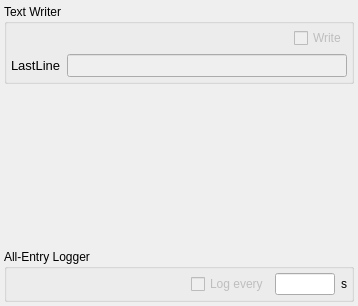
northriv/KAME, file kame/forms/scalarentrytool.ui: the form before one commit.
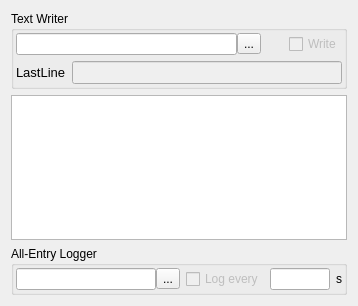
The form after the commit. Custom widgets are drawn as their Qt base class.

Patch:
```diff
--- a/kame/forms/scalarentrytool.ui
+++ b/kame/forms/scalarentrytool.ui
@@ -14,9 +14,6 @@
    <string>Scalar Entries</string>
   </property>
   <layout class="QVBoxLayout" name="verticalLayout">
-   <property name="margin">
-    <number>4</number>
-   </property>
    <item>
     <widget class="QGroupBox" name="groupBox1">
      <property name="sizePolicy">
@@ -34,32 +31,35 @@
      <property name="title">
       <string>Text Writer</string>
      </property>
-     <layout class="QGridLayout">
-      <property name="margin">
-       <number>4</number>
+     <layout class="QGridLayout" name="gridLayout">
+      <property name="leftMargin">
+       <number>2</number>
+      </property>
+      <property name="topMargin">
+       <number>2</number>
+      </property>
+      <property name="rightMargin">
+       <number>2</number>
+      </property>
+      <property name="bottomMargin">
+       <number>2</number>
       </property>
       <item row="0" column="0">
-       <widget class="KUrlRequester" name="m_urlTextWriter">
-        <property name="enabled">
-         <bool>false</bool>
+       <layout class="QHBoxLayout" name="horizontalLayout_2">
+        <property name="spacing">
+         <number>0</number>
         </property>
-       </widget>
-      </item>
-      <item row="0" column="2">
-       <widget class="QCheckBox" name="m_ckbTextWrite">
-        <property name="enabled">
-         <bool>false</bool>
-        </property>
-        <property name="sizePolicy">
-         <sizepolicy hsizetype="Fixed" vsizetype="Fixed">
-          <horstretch>0</horstretch>
-          <verstretch>0</verstretch>
-         </sizepolicy>
-        </property>
-        <property name="text">
-         <string>Write</string>
-        </property>
-       </widget>
+        <item>
+         <widget class="QLineEdit" name="m_edTextWriter"/>
+        </item>
+        <item>
+         <widget class="QToolButton" name="m_btnTextWriter">
+          <property name="text">
+           <string>...</string>
+          </property>
+         </widget>
+        </item>
+       </layout>
       </item>
       <item row="0" column="1">
        <spacer name="spacer4">
@@ -77,6 +77,22 @@
         </property>
        </spacer>
       </item>
+      <item row="0" column="2">
+       <widget class="QCheckBox" name="m_ckbTextWrite">
+        <property name="enabled">
+         <bool>false</bool>
+        </property>
+        <property name="sizePolicy">
+         <sizepolicy hsizetype="Fixed" vsizetype="Fixed">
+          <horstretch>0</horstretch>
+          <verstretch>0</verstretch>
+         </sizepolicy>
+        </property>
+        <property name="text">
+         <string>Write</string>
+        </property>
+       </widget>
+      </item>
       <item row="1" column="0" colspan="3">
        <layout class="QHBoxLayout">
         <item>
@@ -123,35 +139,7 @@
     </widget>
    </item>
    <item>
-    <widget class="Q3Table" name="m_tblEntries">
-     <property name="enabled">
-      <bool>false</bool>
-     </property>
-     <property name="sizePolicy">
-      <sizepolicy hsizetype="Preferred" vsizetype="Preferred">
-       <horstretch>0</horstretch>
-       <verstretch>0</verstretch>
-      </sizepolicy>
-     </property>
-     <property name="minimumSize">
-      <size>
-       <width>350</width>
-       <height>150</height>
-      </size>
-     </property>
-     <property name="numRows">
-      <number>0</number>
-     </property>
-     <property name="numCols">
-      <number>0</number>
-     </property>
-     <property name="sorting">
-      <bool>false</bool>
-     </property>
-     <property name="selectionMode">
-      <enum>Q3Table::Single</enum>
-     </property>
-    </widget>
+    <widget class="QTableWidget" name="m_tblEntries"/>
    </item>
    <item>
     <widget class="QGroupBox" name="groupBox1_2">
@@ -170,16 +158,35 @@
      <property name="title">
       <string>All-Entry Logger</string>
      </property>
-     <layout class="QHBoxLayout" name="horizontalLayout_2">
-      <property name="margin">
-       <number>4</number>
+     <layout class="QHBoxLayout" name="horizontalLayout_4">
+      <property name="leftMargin">
+       <number>2</number>
+      </property>
+      <property name="topMargin">
+       <number>2</number>
+      </property>
+      <property name="rightMargin">
+       <number>2</number>
+      </property>
+      <property name="bottomMargin">
+       <number>2</number>
       </property>
       <item>
-       <widget class="KUrlRequester" name="m_urlLogger">
-        <property name="enabled">
-         <bool>false</bool>
+       <layout class="QHBoxLayout" name="horizontalLayout_3">
+        <property name="spacing">
+         <number>0</number>
         </property>
-       </widget>
+        <item>
+         <widget class="QLineEdit" name="m_edLogFile"/>
+        </item>
+        <item>
+         <widget class="QToolButton" name="m_btnLogFile">
+          <property name="text">
+           <string>...</string>
+          </property>
+         </widget>
+        </item>
+       </layout>
       </item>
       <item>
        <layout class="QHBoxLayout" name="horizontalLayout">
@@ -246,25 +253,6 @@
  </widget>
  <layoutdefault spacing="6" margin="11"/>
  <pixmapfunction>qPixmapFromMimeSource</pixmapfunction>
- <customwidgets>
-  <customwidget>
-   <class>Q3Frame</class>
-   <extends>QFrame</extends>
-   <header>Qt3Support/Q3Frame</header>
-   <container>1</container>
-  </customwidget>
-  <customwidget>
-   <class>Q3Table</class>
-   <extends>Q3Frame</extends>
-   <header>q3table.h</header>
-  </customwidget>
-  <customwidget>
-   <class>KUrlRequester</class>
-   <extends>QFrame</extends>
-   <header>kurlrequester.h</header>
-   <container>1</container>
-  </customwidget>
- </customwidgets>
  <tabstops>
   <tabstop>m_urlTextWriter</tabstop>
   <tabstop>m_ckbTextWrite</tabstop>
```
Left out of the diff: 12 changed lines with no effect on the pictures.
